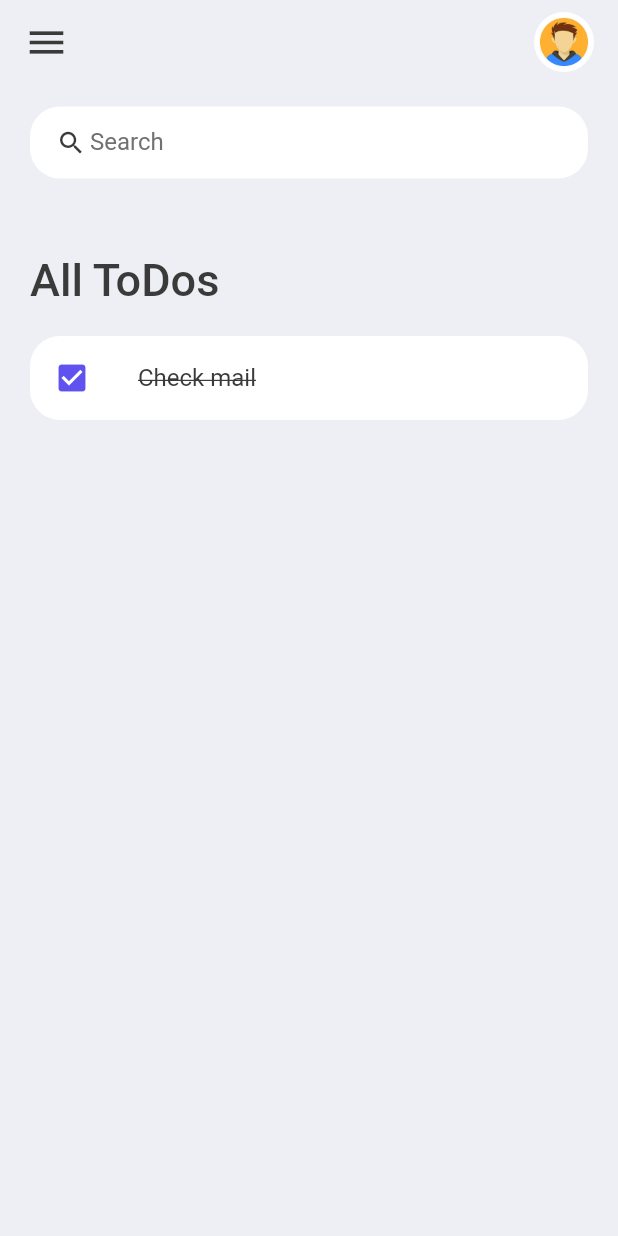
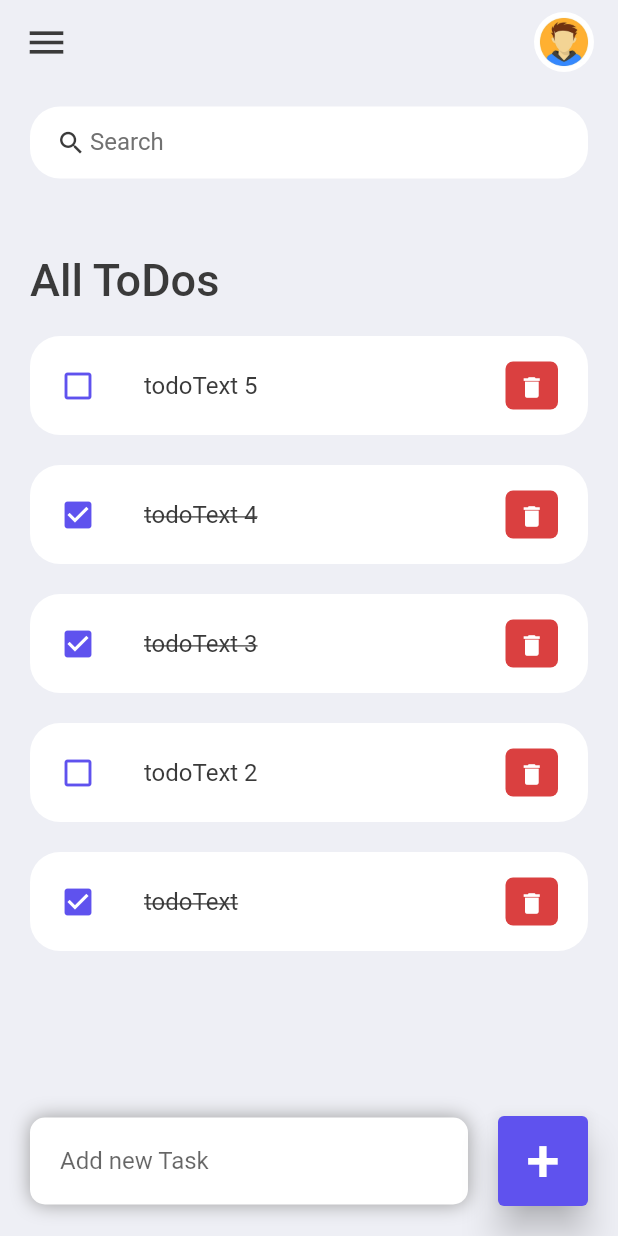
Before and after one commit to prabath1998/task_app, a Flutter app: the screen it shows after launch, on a phone screen of 412 x 824 dp. Run offline on Flutter 3.47's test engine with Material 2 defaults, Android fonts, the phone set to English and light mode, and no system bars.

Commit message:
search feature added

```diff
--- a/lib/main.dart
+++ b/lib/main.dart
@@ -14,7 +14,7 @@ class MyApp extends StatelessWidget {
   Widget build(BuildContext context) {
     SystemChrome.setSystemUIOverlayStyle(
         const SystemUiOverlayStyle(statusBarColor: Colors.transparent));
-    return const MaterialApp(
+    return MaterialApp(
       title: 'Flutter Demo',
       debugShowCheckedModeBanner: false,
       home: Home(),
--- /dev/null
+++ b/lib/model/todo.dart
@@ -0,0 +1,23 @@
+import 'package:flutter/cupertino.dart';
+
+class ToDo {
+  String? id;
+  String? todoText;
+  bool? isDone;
+
+  ToDo({
+    required this.id,
+    required this.todoText,
+    this.isDone = false,
+  });
+
+  static List<ToDo> todoList() {
+    return [
+      ToDo(id: '01', todoText: 'todoText', isDone: true),
+      ToDo(id: '02', todoText: 'todoText 2', isDone: false),
+      ToDo(id: '03', todoText: 'todoText 3', isDone: true),
+      ToDo(id: '04', todoText: 'todoText 4 ', isDone: true),
+      ToDo(id: '05', todoText: 'todoText 5', isDone: false),
+    ];
+  }
+}
--- a/lib/screens/home.dart
+++ b/lib/screens/home.dart
@@ -2,17 +2,74 @@ import 'package:flutter/material.dart';
 import 'package:todo/constants/colors.dart';
 import 'package:todo/widgets/todo_item.dart';
 
-class Home extends StatelessWidget {
-  const Home({super.key});
+import '../model/todo.dart';
+
+class Home extends StatefulWidget {
+  Home({super.key});
+
+  @override
+  State<Home> createState() => _HomeState();
+}
+
+class _HomeState extends State<Home> {
+  final todolist = ToDo.todoList();
+  List<ToDo> _foundToDo = [];
+
+  @override
+  void initState() {
+    _foundToDo = todolist;
+    super.initState();
+  }
+
+  final _toDoController = TextEditingController();
+
+  void _handleToDoChange(ToDo todo) {
+    setState(() {
+      todo.isDone = !todo.isDone!;
+    });
+  }
+
+  void _runFilter(String enterKeyword) {
+    List<ToDo> results = [];
+    if (enterKeyword.isEmpty) {
+      results = todolist;
+    } else {
+      results = todolist
+          .where((item) =>
+              item.todoText!.toLowerCase().contains(enterKeyword.toLowerCase()))
+          .toList();
+    }
+    setState(() {
+      _foundToDo = results;
+    });
+  }
+
+  void _deleteToDoItem(String id) {
+    setState(() {
+      todolist.removeWhere((item) => item.id == id);
+    });
+  }
+
+  void _addToDoItem(String toDo) {
+    setState(() {
+      todolist.add(ToDo(
+          id: DateTime.now().millisecondsSinceEpoch.toString(),
+          todoText: toDo));
+    });
+    _toDoController.clear();
+  }
 
   @override
   Widget build(BuildContext context) {
     return Scaffold(
       backgroundColor: tdBGColor,
       appBar: _buildAppBar(),
-      body: Container(
+      body: Stack(
+        children: [
+          Container(
             child: Padding(
-          padding: const EdgeInsets.symmetric(horizontal: 20.0, vertical: 15.0),
+              padding:
+                  const EdgeInsets.symmetric(horizontal: 20.0, vertical: 15.0),
               child: Column(
                 children: [
                   searchBox(),
@@ -20,7 +77,8 @@ class Home extends StatelessWidget {
                     child: ListView(
                       children: [
                         Container(
-                      margin: const EdgeInsets.only(top: 50.0, bottom: 20.0),
+                          margin:
+                              const EdgeInsets.only(top: 50.0, bottom: 20.0),
                           child: const Text(
                             'All ToDos',
                             style: TextStyle(
@@ -29,13 +87,68 @@ class Home extends StatelessWidget {
                                 color: tdBlack),
                           ),
                         ),
-                    ToDoItem(),
+                        for (ToDo todo in _foundToDo.reversed)
+                          ToDoItem(
+                            todo: todo,
+                            onToDoChanged: _handleToDoChange,
+                            onDeleteItem: _deleteToDoItem,
+                          ),
                       ],
                     ),
                   )
                 ],
               ),
             ),
+          ),
+          Align(
+            alignment: Alignment.bottomCenter,
+            child: Row(children: [
+              Expanded(
+                child: Container(
+                  margin: EdgeInsets.only(bottom: 20, right: 20, left: 20),
+                  padding: EdgeInsets.symmetric(horizontal: 20, vertical: 5),
+                  decoration: BoxDecoration(
+                    color: Colors.white,
+                    boxShadow: const [
+                      BoxShadow(
+                          color: Colors.grey,
+                          offset: Offset(0.0, 0.0),
+                          blurRadius: 10.0,
+                          spreadRadius: 0.0)
+                    ],
+                    borderRadius: BorderRadius.circular(10),
+                  ),
+                  child: TextField(
+                    controller: _toDoController,
+                    decoration: const InputDecoration(
+                      hintText: 'Add new Task',
+                      border: InputBorder.none,
+                    ),
+                  ),
+                ),
+              ),
+              Container(
+                margin: EdgeInsets.only(bottom: 20, right: 20),
+                child: ElevatedButton(
+                  onPressed: () {
+                    _addToDoItem(_toDoController.text);
+                  },
+                  style: ElevatedButton.styleFrom(
+                    primary: tdBlue,
+                    minimumSize: Size(60, 60),
+                    elevation: 10,
+                  ),
+                  child: const Text(
+                    '+',
+                    style: TextStyle(
+                      fontSize: 40,
+                    ),
+                  ),
+                ),
+              ),
+            ]),
+          ),
+        ],
       ),
     );
   }
@@ -48,8 +161,9 @@ class Home extends StatelessWidget {
         color: Colors.white,
         borderRadius: BorderRadius.circular(20),
       ),
-      child: const TextField(
-        decoration: InputDecoration(
+      child: TextField(
+        onChanged: (value) => _runFilter(value),
+        decoration: const InputDecoration(
           contentPadding: EdgeInsets.all(0),
           prefixIcon: Icon(
             Icons.search,
--- a/lib/widgets/todo_item.dart
+++ b/lib/widgets/todo_item.dart
@@ -1,28 +1,59 @@
 import 'package:flutter/material.dart';
 import 'package:todo/constants/colors.dart';
+import 'package:todo/model/todo.dart';
 
 class ToDoItem extends StatelessWidget {
-  const ToDoItem({super.key});
+  final ToDo todo;
+  final onToDoChanged;
+  final onDeleteItem;
+  const ToDoItem(
+      {super.key,
+      required this.todo,
+      required this.onToDoChanged,
+      required this.onDeleteItem});
 
   @override
   Widget build(BuildContext context) {
     return Container(
+      margin: EdgeInsets.only(bottom: 20.0),
       child: ListTile(
-        onTap: () {},
+        contentPadding: EdgeInsets.symmetric(horizontal: 20, vertical: 5),
+        onTap: () {
+          onToDoChanged(todo);
+        },
         shape: RoundedRectangleBorder(
           borderRadius: BorderRadius.circular(20),
         ),
         tileColor: Colors.white,
-        leading: const Icon(
-          Icons.check_box,
+        leading: Icon(
+          todo.isDone! ? Icons.check_box : Icons.check_box_outline_blank,
           color: tdBlue,
         ),
         title: Text(
-          'Check mail',
+          todo.todoText!,
           style: TextStyle(
-              fontSize: 16,
-              color: tdBlack,
-              decoration: TextDecoration.lineThrough),
+            fontSize: 16,
+            color: tdBlack,
+            decoration: todo.isDone! ? TextDecoration.lineThrough : null,
+          ),
+        ),
+        trailing: Container(
+          padding: const EdgeInsets.all(0),
+          margin: const EdgeInsets.symmetric(vertical: 12),
+          height: 35,
+          width: 35,
+          decoration: BoxDecoration(
+            color: tdRed,
+            borderRadius: BorderRadius.circular(5),
+          ),
+          child: IconButton(
+            color: Colors.white,
+            iconSize: 18,
+            onPressed: () {
+              onDeleteItem(todo.id);
+            },
+            icon: Icon(Icons.delete),
+          ),
         ),
       ),
     );
```
Lines whose indentation alone changed are shown as unchanged.
